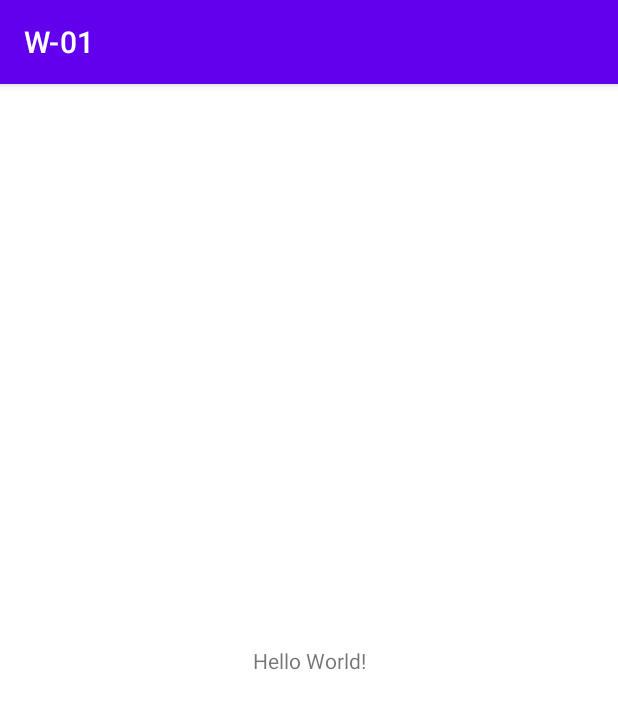
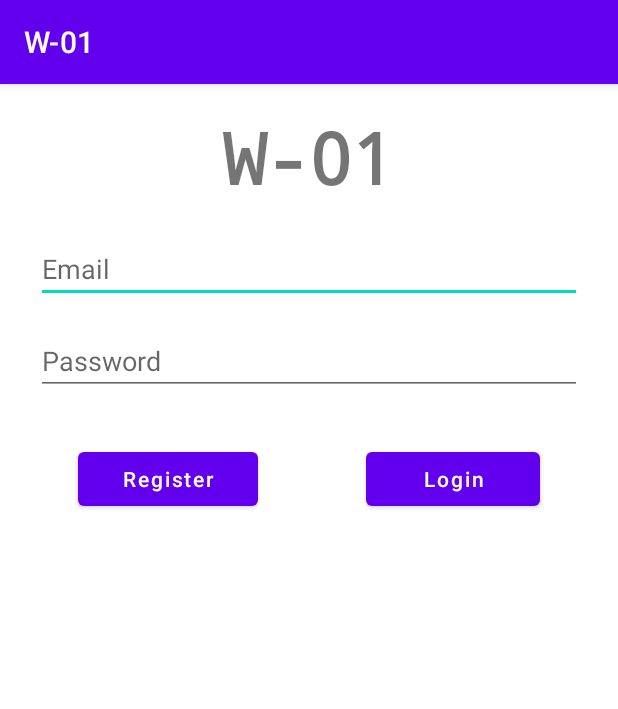
Before and after one commit to vindicta43/DGAkademi, an Android app: the screen it shows after launch (MainActivity before the commit, LoginActivity after it), on a phone screen of 412 x 824 dp. Shown: the top 709 px of the screen. Run offline under Robolectric (Android 15) with nearby library versions, the phone set to English and light mode, and no system bars.

Commit message:
- models simplified and FirebaseInstance class created

```diff
--- a/W-01/app/build.gradle
+++ b/W-01/app/build.gradle
@@ -26,6 +26,9 @@ android {
         sourceCompatibility JavaVersion.VERSION_1_8
         targetCompatibility JavaVersion.VERSION_1_8
     }
+    buildFeatures {
+        viewBinding true
+    }
 }
 
 dependencies {
@@ -39,4 +42,6 @@ dependencies {
     // Firebase
     implementation platform('com.google.firebase:firebase-bom:30.3.1')
     implementation 'com.google.firebase:firebase-analytics'
+    implementation 'com.google.firebase:firebase-auth'
+    implementation 'com.google.firebase:firebase-database'
 }
--- a/W-01/app/src/main/java/com/alperen/w_01/MainActivity.java
+++ /dev/null
@@ -1,24 +0,0 @@
-package com.alperen.w_01;
-
-import android.os.Bundle;
-import android.util.Log;
-
-import androidx.appcompat.app.AppCompatActivity;
-
-import com.alperen.w_01.models.base.Car;
-import com.alperen.w_01.models.cars.BMW;
-
-public class MainActivity extends AppCompatActivity {
-
-    @Override
-    protected void onCreate(Bundle savedInstanceState) {
-        super.onCreate(savedInstanceState);
-        setContentView(R.layout.activity_main);
-
-        BMW araba = new BMW("yeni kasa", 150, 50);
-
-        Log.d("car", String.valueOf(araba.getEngine().getEngineCount()));
-        Log.d("car", String.valueOf(araba.getEngine().getHorsePower()));
-
-    }
-}
--- a/W-01/app/src/main/java/com/alperen/w_01/models/base/CarActions.java
+++ /dev/null
@@ -1,11 +0,0 @@
-package com.alperen.w_01.models.base;
-
-/**
- * Created by Alperen on 1.08.2022.
- */
-public interface CarActions {
-    void openDoor();
-    void closeDoor();
-    void startEngine();
-    void stopEngine();
-}
--- a/W-01/app/src/main/java/com/alperen/w_01/models/base/Car.java
+++ b/W-01/app/src/main/java/com/alperen/w_01/models/base/Vehicle.java
@@ -3,14 +3,18 @@ package com.alperen.w_01.models.base;
 /**
  * Created by Alperen on 1.08.2022.
  */
-abstract public class Car implements CarActions{
-    public class Engine {
+abstract public class Vehicle {
+    protected static class Engine {
         private int horsePower;
         private int engineCount;
 
-        private Engine(int horsePower, int engineCount) {
+        public Engine(int horsePower, int engineCount) {
             this.horsePower = horsePower;
             this.engineCount = engineCount;
+        }
+
+        public Engine() {
+
         }
 
         public int getHorsePower() {
@@ -30,13 +34,17 @@ abstract public class Car implements CarActions{
         }
     }
 
-    public class Wheel {
+    protected static class Wheel {
         private int tirePressure;
         private int wheelCount;
 
-        private Wheel(int tirePressure, int wheelCount) {
+        public Wheel(int tirePressure, int wheelCount) {
             this.tirePressure = tirePressure;
             this.wheelCount = wheelCount;
+        }
+
+        public Wheel() {
+
         }
 
         public int getTirePressure() {
@@ -56,11 +64,15 @@ abstract public class Car implements CarActions{
         }
     }
 
-    public class Door {
+    protected static class Door {
         private int doorCount;
 
-        private Door(int doorCount) {
+        public Door(int doorCount) {
             this.doorCount = doorCount;
+        }
+
+        public Door() {
+
         }
 
         public int getDoorCount() {
@@ -72,24 +84,18 @@ abstract public class Car implements CarActions{
         }
     }
 
-    private String carName;
     private Engine engine;
     private Wheel wheel;
     private Door door;
 
-    public Car(String carName, int horsePower, int engineCount, int tirePressure, int wheelCount, int doorCount) {
-        this.carName = carName;
+    public Vehicle(int horsePower, int engineCount, int tirePressure, int wheelCount, int doorCount) {
         this.engine = new Engine(horsePower, engineCount);
         this.wheel = new Wheel(tirePressure, wheelCount);
         this.door = new Door(doorCount);
     }
 
-    public String getCarName() {
-        return carName;
-    }
+    public Vehicle() {
 
-    public void setCarName(String carName) {
-        this.carName = carName;
     }
 
     public Engine getEngine() {
--- a/W-01/app/src/main/java/com/alperen/w_01/models/cars/BMW.java
+++ /dev/null
@@ -1,33 +0,0 @@
-package com.alperen.w_01.models.cars;
-
-import com.alperen.w_01.models.base.Car;
-
-/**
- * Created by Alperen on 1.08.2022.
- */
-public class BMW extends Car{
-
-    public BMW(String carName, int horsePower, int tirePressure) {
-        super(carName, horsePower, 2, tirePressure, 6, 2);
-    }
-
-    @Override
-    public void openDoor() {
-
-    }
-
-    @Override
-    public void closeDoor() {
-
-    }
-
-    @Override
-    public void startEngine() {
-
-    }
-
-    @Override
-    public void stopEngine() {
-
-    }
-}
--- /dev/null
+++ b/W-01/app/src/main/java/com/alperen/w_01/ui/LoginActivity.java
@@ -0,0 +1,74 @@
+package com.alperen.w_01.ui;
+
+import android.os.Bundle;
+import android.widget.Button;
+import android.widget.EditText;
+
+import androidx.appcompat.app.AlertDialog;
+import androidx.appcompat.app.AppCompatActivity;
+
+import com.alperen.w_01.R;
+import com.alperen.w_01.network.FirebaseInstance;
+
+public class LoginActivity extends AppCompatActivity {
+
+    EditText etEmail, etPassword;
+    Button btnRegister, btnLogin;
+
+    @Override
+    protected void onCreate(Bundle savedInstanceState) {
+        super.onCreate(savedInstanceState);
+        setContentView(R.layout.activity_login);
+        initViews();
+    }
+
+    @Override
+    protected void onResume() {
+        super.onResume();
+
+        btnLogin.setOnClickListener(view -> {
+            String emailText = etEmail.getText().toString();
+            String passwordText = etPassword.getText().toString();
+
+            if (!emailText.isEmpty() && !passwordText.isEmpty()) {
+                FirebaseInstance.login(emailText, passwordText, this);
+            } else {
+                setError(emailText, passwordText);
+            }
+        });
+
+        btnRegister.setOnClickListener(view -> {
+            String emailText = etEmail.getText().toString();
+            String passwordText = etPassword.getText().toString();
+
+            if (!emailText.isEmpty() && !passwordText.isEmpty()) {
+                FirebaseInstance.register(emailText, passwordText, this);
+            } else {
+                setError(emailText, passwordText);
+            }
+        });
+    }
+
+    private void setError(String email, String password) {
+        String errorText = "";
+        if (email.isEmpty())
+            errorText += "Email field is empty\n";
+
+        if (password.isEmpty())
+            errorText += "Password field is empty\n";
+
+        new AlertDialog.Builder(this)
+                .setTitle("Error")
+                .setMessage(errorText)
+                .setPositiveButton("Okay", (dialogInterface, i) -> {})
+                .create()
+                .show();
+    }
+
+    private void initViews() {
+        etEmail = findViewById(R.id.etEmail);
+        etPassword = findViewById(R.id.etPassword);
+        btnRegister = findViewById(R.id.btnRegister);
+        btnLogin = findViewById(R.id.btnLogin);
+    }
+}
--- /dev/null
+++ b/W-01/app/src/main/res/layout/activity_login.xml
@@ -0,0 +1,67 @@
+<?xml version="1.0" encoding="utf-8"?>
+<RelativeLayout xmlns:android="http://schemas.android.com/apk/res/android"
+    xmlns:tools="http://schemas.android.com/tools"
+    android:layout_width="match_parent"
+    android:layout_height="match_parent"
+    android:padding="16dp"
+    tools:context=".ui.LoginActivity">
+
+    <TextView
+        android:id="@+id/tvTitle"
+        android:layout_width="match_parent"
+        android:layout_height="wrap_content"
+        android:layout_marginBottom="12dp"
+        android:fontFamily="monospace"
+        android:text="@string/title"
+        android:textAlignment="center"
+        android:textSize="48sp"
+        android:textStyle="bold" />
+
+    <EditText
+        android:id="@+id/etEmail"
+        android:layout_width="match_parent"
+        android:layout_height="wrap_content"
+        android:layout_below="@id/tvTitle"
+        android:layout_margin="8dp"
+        android:hint="@string/email"
+        android:inputType="textEmailAddress" />
+
+    <EditText
+        android:id="@+id/etPassword"
+        android:layout_width="match_parent"
+        android:layout_height="wrap_content"
+        android:layout_below="@id/etEmail"
+        android:layout_margin="8dp"
+        android:hint="@string/password"
+        android:inputType="textPassword" />
+
+    <LinearLayout
+        android:layout_width="match_parent"
+        android:layout_height="wrap_content"
+        android:layout_below="@id/etPassword"
+        android:layout_marginVertical="12dp"
+        android:orientation="horizontal">
+
+        <Button
+            android:id="@+id/btnRegister"
+            android:layout_width="wrap_content"
+            android:layout_height="wrap_content"
+            android:layout_marginHorizontal="36dp"
+            android:layout_marginVertical="12dp"
+            android:layout_weight="1"
+            android:text="@string/register"
+            android:textAllCaps="false" />
+
+        <Button
+            android:id="@+id/btnLogin"
+            android:layout_width="wrap_content"
+            android:layout_height="wrap_content"
+            android:layout_marginHorizontal="36dp"
+            android:layout_marginVertical="12dp"
+            android:layout_weight="1"
+            android:text="@string/login"
+            android:textAllCaps="false" />
+
+    </LinearLayout>
+
+</RelativeLayout>
--- a/W-01/app/src/main/res/values/strings.xml
+++ b/W-01/app/src/main/res/values/strings.xml
@@ -1,3 +1,8 @@
 <resources>
     <string name="app_name">W-01</string>
+    <string name="email">Email</string>
+    <string name="password">Password</string>
+    <string name="login">Login</string>
+    <string name="title">W-01</string>
+    <string name="register">Register</string>
 </resources>
```
Also changed, not shown: W-01/app/src/main/AndroidManifest.xml (+6 -1 lines), W-01/app/src/main/java/com/alperen/w_01/models/base/CarEnum.java (added, +10 -0 lines), W-01/app/src/main/java/com/alperen/w_01/models/cars/Audi.java (deleted, +0 -33 lines), W-01/app/src/main/java/com/alperen/w_01/models/cars/Car.java (added, +49 -0 lines), W-01/app/src/main/java/com/alperen/w_01/models/cars/Mercedes.java (deleted, +0 -32 lines), W-01/app/src/main/java/com/alperen/w_01/network/FirebaseInstance.java (added, +82 -0 lines), W-01/app/src/main/java/com/alperen/w_01/ui/MainActivity.java (added, +140 -0 lines), W-01/app/src/main/res/layout/activity_main.xml (+104 -3 lines).
